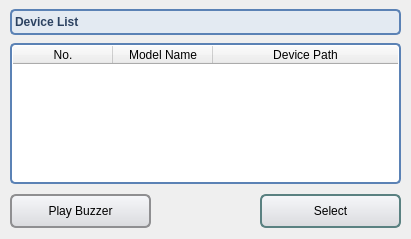
Old version of the form T3kCfgFE/QSelectDeviceDialog.ui in the repository habilience/habilience-t3ksensor-tools.
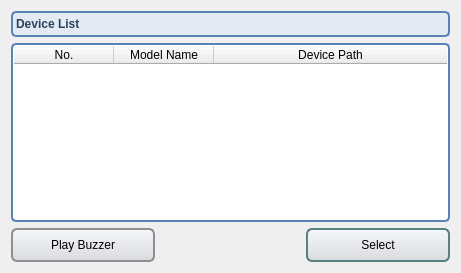
New version of the form.

```diff
--- a/T3kCfgFE/QSelectDeviceDialog.ui
+++ b/T3kCfgFE/QSelectDeviceDialog.ui
@@ -6,8 +6,8 @@
    <rect>
     <x>0</x>
     <y>0</y>
-    <width>411</width>
-    <height>239</height>
+    <width>461</width>
+    <height>273</height>
    </rect>
   </property>
   <property name="windowTitle">
@@ -16,14 +16,14 @@
   <property name="styleSheet">
    <string notr="true"/>
   </property>
+  <layout class="QVBoxLayout" name="layoutBody">
+   <item>
   <widget class="QLabel" name="lblDeviceList">
-   <property name="geometry">
-    <rect>
-     <x>10</x>
-     <y>9</y>
-     <width>391</width>
+     <property name="minimumSize">
+      <size>
+       <width>0</width>
      <height>26</height>
-    </rect>
+      </size>
    </property>
    <property name="styleSheet">
     <string notr="true">QLabel {
@@ -38,92 +38,9 @@
     <string>Device List</string>
    </property>
   </widget>
-  <widget class="QPushButton" name="btnPlayBuzzer">
-   <property name="geometry">
-    <rect>
-     <x>10</x>
-     <y>194</y>
-     <width>141</width>
-     <height>34</height>
-    </rect>
-   </property>
-   <property name="styleSheet">
-    <string notr="true">QPushButton {
-	border: 2px solid #8f8f91;
-	border-radius: 6px;
-	background-color: qlineargradient(x1: 0, y1: 0, x2: 0, y2: 1, stop: 0 #f6f7fa, stop: 1 #dadbde);
-	min-width: 80px;
-}
-
-QPushButton:pressed {
-	background-color: qlineargradient(x1: 0, y1: 0, x2: 0, y2: 1, stop: 0 #dadbde, stop: 1 #f6f7fa);
-}
-
-QPushButton:flat {
-	border: none;
-}
-
-QPushButton:focus {
-	outline: none;
-}
-
-QPushButton:default {
-	border-color: rgb(90, 129, 129);
-}</string>
-   </property>
-   <property name="text">
-    <string>Play Buzzer</string>
-   </property>
-  </widget>
-  <widget class="QPushButton" name="btnSelect">
-   <property name="geometry">
-    <rect>
-     <x>260</x>
-     <y>194</y>
-     <width>141</width>
-     <height>34</height>
-    </rect>
-   </property>
-   <property name="styleSheet">
-    <string notr="true">QPushButton {
-	border: 2px solid #8f8f91;
-	border-radius: 6px;
-	background-color: qlineargradient(x1: 0, y1: 0, x2: 0, y2: 1, stop: 0 #f6f7fa, stop: 1 #dadbde);
-	min-width: 80px;
-}
-
-QPushButton:pressed {
-	background-color: qlineargradient(x1: 0, y1: 0, x2: 0, y2: 1, stop: 0 #dadbde, stop: 1 #f6f7fa);
-}
-
-QPushButton:flat {
-	border: none;
-}
-
-QPushButton:focus {
-	outline: none;
-}
-
-QPushButton:default {
-	border-color: rgb(90, 129, 129);
-}</string>
-   </property>
-   <property name="text">
-    <string>Select</string>
-   </property>
-   <property name="default">
-    <bool>true</bool>
-   </property>
-  </widget>
+   </item>
+   <item>
   <widget class="QTableWidget" name="tblDeviceList">
-   <property name="geometry">
-    <rect>
-     <x>10</x>
-     <y>43</y>
-     <width>391</width>
-     <height>141</height>
-    </rect>
-   </property>
    <property name="focusPolicy">
     <enum>Qt::StrongFocus</enum>
    </property>
@@ -191,6 +108,114 @@
     </property>
    </column>
   </widget>
+   </item>
+   <item>
+    <layout class="QHBoxLayout" name="layoutBtnBox">
+     <item>
+      <widget class="QPushButton" name="btnPlayBuzzer">
+       <property name="sizePolicy">
+        <sizepolicy hsizetype="MinimumExpanding" vsizetype="Fixed">
+         <horstretch>0</horstretch>
+         <verstretch>0</verstretch>
+        </sizepolicy>
+       </property>
+       <property name="minimumSize">
+        <size>
+         <width>84</width>
+         <height>34</height>
+        </size>
+       </property>
+       <property name="styleSheet">
+        <string notr="true">QPushButton {
+	border: 2px solid #8f8f91;
+	border-radius: 6px;
+	background-color: qlineargradient(x1: 0, y1: 0, x2: 0, y2: 1, stop: 0 #f6f7fa, stop: 1 #dadbde);
+	min-width: 80px;
+}
+
+QPushButton:pressed {
+	background-color: qlineargradient(x1: 0, y1: 0, x2: 0, y2: 1, stop: 0 #dadbde, stop: 1 #f6f7fa);
+}
+
+QPushButton:flat {
+	border: none;
+}
+
+QPushButton:focus {
+	outline: none;
+}
+
+QPushButton:default {
+	border-color: rgb(90, 129, 129);
+}</string>
+       </property>
+       <property name="text">
+        <string>Play Buzzer</string>
+       </property>
+      </widget>
+     </item>
+     <item>
+      <spacer name="spacerBtn">
+       <property name="orientation">
+        <enum>Qt::Horizontal</enum>
+       </property>
+       <property name="sizeHint" stdset="0">
+        <size>
+         <width>40</width>
+         <height>20</height>
+        </size>
+       </property>
+      </spacer>
+     </item>
+     <item>
+      <widget class="QPushButton" name="btnSelect">
+       <property name="sizePolicy">
+        <sizepolicy hsizetype="MinimumExpanding" vsizetype="Fixed">
+         <horstretch>0</horstretch>
+         <verstretch>0</verstretch>
+        </sizepolicy>
+       </property>
+       <property name="minimumSize">
+        <size>
+         <width>84</width>
+         <height>34</height>
+        </size>
+       </property>
+       <property name="styleSheet">
+        <string notr="true">QPushButton {
+	border: 2px solid #8f8f91;
+	border-radius: 6px;
+	background-color: qlineargradient(x1: 0, y1: 0, x2: 0, y2: 1, stop: 0 #f6f7fa, stop: 1 #dadbde);
+	min-width: 80px;
+}
+
+QPushButton:pressed {
+	background-color: qlineargradient(x1: 0, y1: 0, x2: 0, y2: 1, stop: 0 #dadbde, stop: 1 #f6f7fa);
+}
+
+QPushButton:flat {
+	border: none;
+}
+
+QPushButton:focus {
+	outline: none;
+}
+
+QPushButton:default {
+	border-color: rgb(90, 129, 129);
+}</string>
+       </property>
+       <property name="text">
+        <string>Select</string>
+       </property>
+       <property name="default">
+        <bool>true</bool>
+       </property>
+      </widget>
+     </item>
+    </layout>
+   </item>
+  </layout>
  </widget>
  <resources/>
  <connections/>
```
Lines whose indentation alone changed are shown as unchanged.
